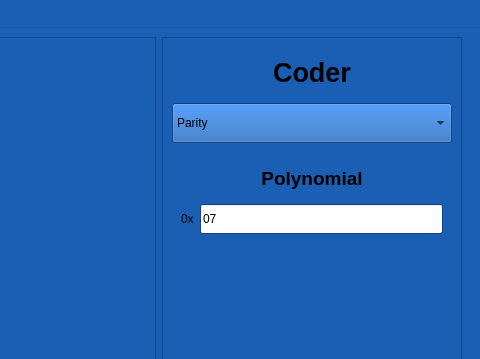
The window that app/mainwindow.ui (Karol-Gasior-PWR/niudac) describes before a commit, drawn with Qt 5; both pictures show x 720 to 1200 and y 0 to 359 of the 1200 by 800 pixel window.
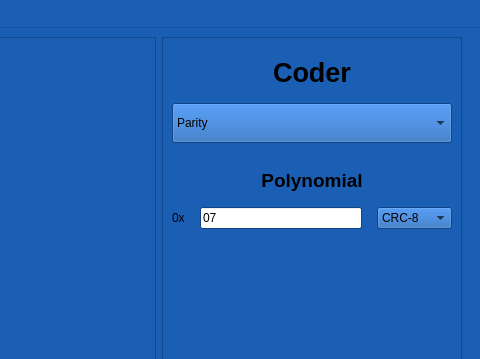
The same window after the commit.

Commit message: add CRC-X interface

```diff
--- a/app/mainwindow.ui
+++ b/app/mainwindow.ui
@@ -1451,13 +1451,22 @@
                </layout>
               </widget>
               <widget class="QWidget" name="page_crc">
-               <property name="maximumSize">
-                <size>
-                 <width>16777215</width>
-                 <height>100</height>
-                </size>
-               </property>
                <layout class="QVBoxLayout" name="verticalLayout_22">
+                <property name="spacing">
+                 <number>15</number>
+                </property>
+                <property name="leftMargin">
+                 <number>0</number>
+                </property>
+                <property name="topMargin">
+                 <number>20</number>
+                </property>
+                <property name="rightMargin">
+                 <number>0</number>
+                </property>
+                <property name="bottomMargin">
+                 <number>0</number>
+                </property>
                 <item>
                  <widget class="QLabel" name="label_12">
                   <property name="maximumSize">
@@ -1505,8 +1514,45 @@
                     </property>
                    </widget>
                   </item>
+                  <item>
+                   <widget class="QComboBox" name="cBox_crc">
+                    <item>
+                     <property name="text">
+                      <string>CRC-8</string>
+                     </property>
+                    </item>
+                    <item>
+                     <property name="text">
+                      <string>CRC-16</string>
+                     </property>
+                    </item>
+                    <item>
+                     <property name="text">
+                      <string>CRC-32</string>
+                     </property>
+                    </item>
+                    <item>
+                     <property name="text">
+                      <string>CRC-64</string>
+                     </property>
+                    </item>
+                   </widget>
+                  </item>
                  </layout>
                 </item>
+                <item>
+                 <spacer name="verticalSpacer_3">
+                  <property name="orientation">
+                   <enum>Qt::Orientation::Vertical</enum>
+                  </property>
+                  <property name="sizeHint" stdset="0">
+                   <size>
+                    <width>20</width>
+                    <height>505</height>
+                   </size>
+                  </property>
+                 </spacer>
+                </item>
                </layout>
               </widget>
              </widget>
```
Left out of the diff: 2 changed lines with no effect on the pictures. The commit also changes 2 other files.
